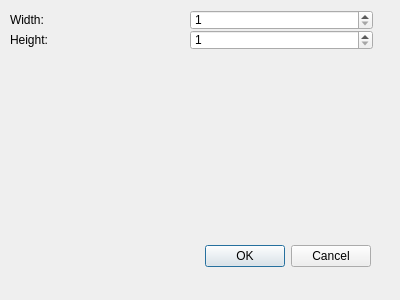
This is WallsAndHoles/newmapdialog.ui in Bdtrotte/3D-Map-Gen as Qt 5 draws it before an edit. The edited form follows.
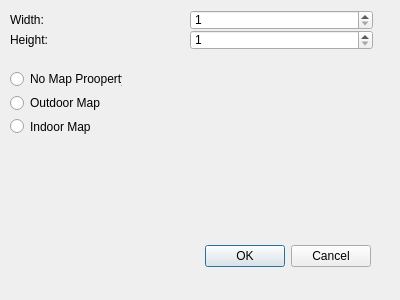
This is the edited form.

The edit to the form file:
```diff
--- a/WallsAndHoles/newmapdialog.ui
+++ b/WallsAndHoles/newmapdialog.ui
@@ -101,6 +101,39 @@
     <number>1</number>
    </property>
   </widget>
+  <widget class="QWidget" name="">
+   <property name="geometry">
+    <rect>
+     <x>10</x>
+     <y>70</y>
+     <width>112</width>
+     <height>65</height>
+    </rect>
+   </property>
+   <layout class="QVBoxLayout" name="verticalLayout">
+    <item>
+     <widget class="QRadioButton" name="noPropertyRadioBtn">
+      <property name="text">
+       <string>No Map Prooperty</string>
+      </property>
+     </widget>
+    </item>
+    <item>
+     <widget class="QRadioButton" name="outdoorRadioBtn">
+      <property name="text">
+       <string>Outdoor Map</string>
+      </property>
+     </widget>
+    </item>
+    <item>
+     <widget class="QRadioButton" name="indoorRadioBtn">
+      <property name="text">
+       <string>Indoor Map</string>
+      </property>
+     </widget>
+    </item>
+   </layout>
+  </widget>
  </widget>
  <resources/>
  <connections>
```
